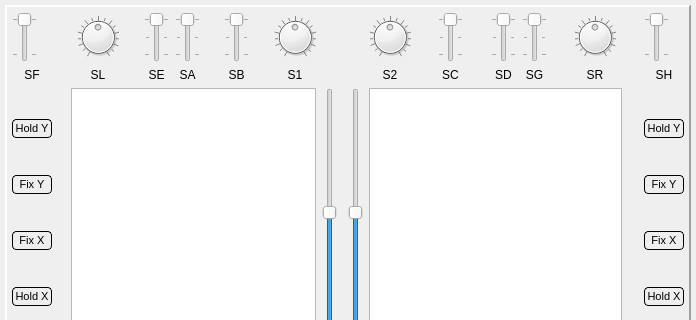
roberto1903/companion9x, file src/xsimulatordialog.ui: the form before one commit; both pictures show x 0 to 696 and y 0 to 320 of the 696 by 657 pixel window.
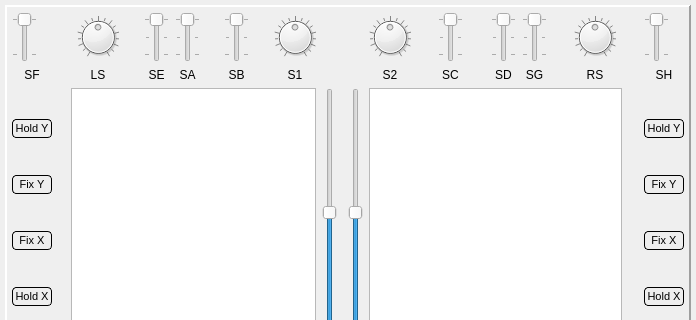
The form after the commit. Icons and pictures are not drawn. Custom widgets are drawn as their Qt base class.

```diff
--- a/src/xsimulatordialog.ui
+++ b/src/xsimulatordialog.ui
@@ -626,7 +626,7 @@
         <item row="3" column="8">
          <widget class="QLabel" name="label_12">
           <property name="text">
-           <string>SR</string>
+           <string>RS</string>
           </property>
           <property name="alignment">
            <set>Qt::AlignCenter</set>
@@ -1182,7 +1182,7 @@
         <item row="3" column="3">
          <widget class="QLabel" name="label_9">
           <property name="text">
-           <string>SL</string>
+           <string>LS</string>
           </property>
           <property name="alignment">
            <set>Qt::AlignCenter</set>
```
Left out of the diff: 4 changed lines with no effect on the pictures.
